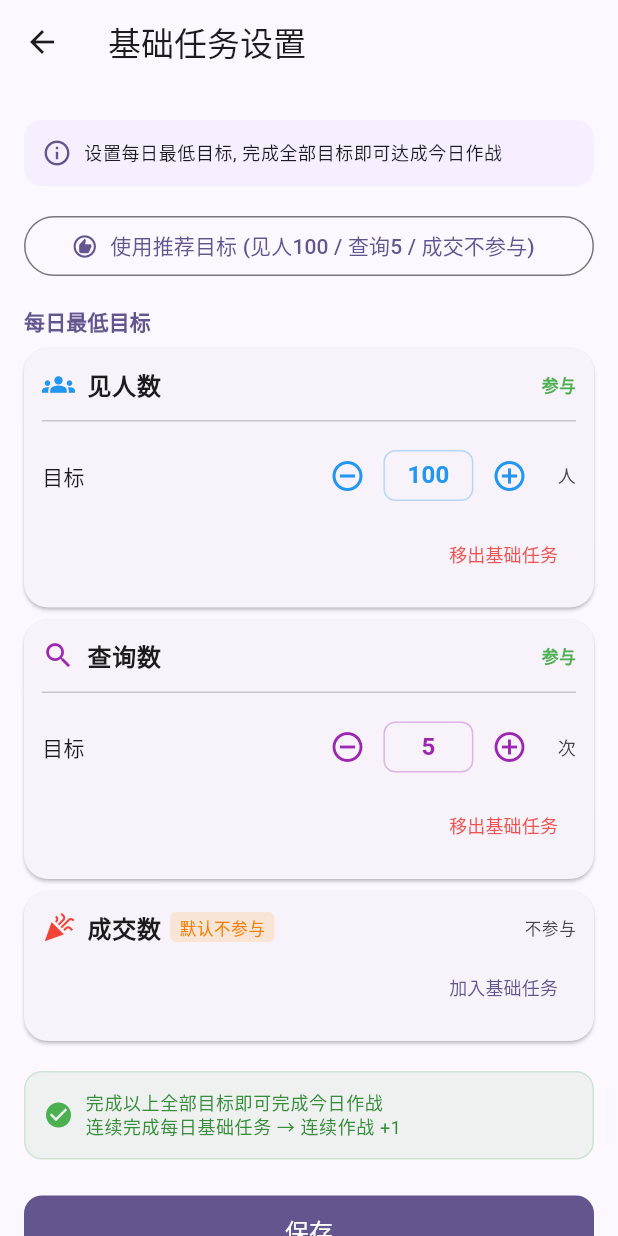
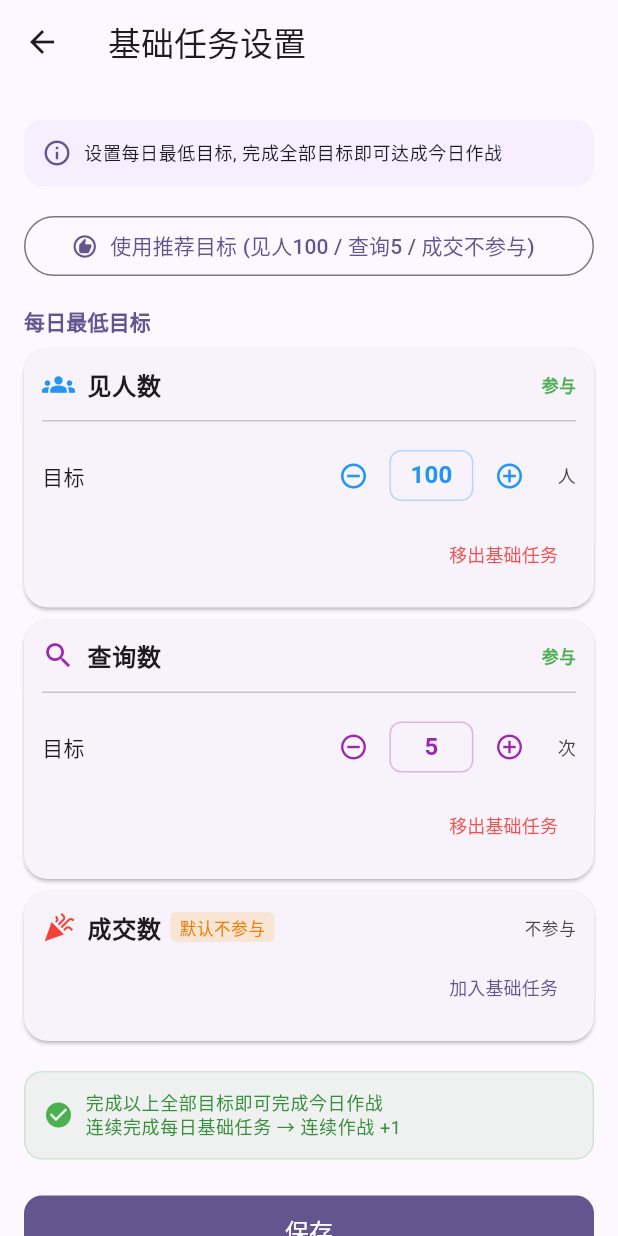
Before and after one commit to SurplusFate/sales-quest, a Flutter app: the screen it shows after launch, after a tap on the "settings" icon, on a phone screen of 412 x 824 dp. Run offline on Flutter 3.47's test engine with Material 3 defaults, Android fonts, the light colour scheme and no system bars; our stand-ins replace drift, flutter_riverpod, go_router; accounts and stored records are empty; generated files the repository leaves out were written again.

Commit message:
fix: 修复首页卡片纵向溢出 + 任务配置页横向溢出
_EditableStatCard:
- 固定高度95→116只是粗暴加大, 未解决根本问题
- 改为 BoxConstraints(minHeight:88) + mainAxisSize.min
- Icon 20→18, headlineMedium→headlineSmall
- 标签Text包裹Flexible防止横向溢出

_MetricConfigCard:
- IconButton默认48px在窄屏溢出
- 添加constraints(36x36)+iconSize(20)+padding.zero
- 数字框60→56

```diff
--- a/lib/ui/home/home_page.dart
+++ b/lib/ui/home/home_page.dart
@@ -464,22 +464,23 @@ class _EditableStatCard extends StatelessWidget {
         onTap: onTap,
         borderRadius: BorderRadius.circular(14),
         child: Container(
-          height: 116,
-          padding: const EdgeInsets.symmetric(vertical: 10, horizontal: 4),
+          constraints: const BoxConstraints(minHeight: 88),
+          padding: const EdgeInsets.symmetric(vertical: 8, horizontal: 4),
           decoration: BoxDecoration(
             borderRadius: BorderRadius.circular(14),
             border: Border.all(color: color.withValues(alpha: 0.25), width: 1.5),
           ),
           child: Column(
+            mainAxisSize: MainAxisSize.min,
             mainAxisAlignment: MainAxisAlignment.center,
             children: [
-              Icon(icon, color: color, size: 20),
+              Icon(icon, color: color, size: 18),
               const SizedBox(height: 4),
               FittedBox(
                 fit: BoxFit.scaleDown,
                 child: Text(
                   '$value',
-                  style: theme.textTheme.headlineMedium?.copyWith(
+                  style: theme.textTheme.headlineSmall?.copyWith(
                     fontWeight: FontWeight.bold,
                     color: color,
                   ),
@@ -489,7 +490,13 @@ class _EditableStatCard extends StatelessWidget {
               Row(
                 mainAxisSize: MainAxisSize.min,
                 children: [
-                  Text(label, style: theme.textTheme.labelSmall),
+                  Flexible(
+                    child: Text(
+                      label,
+                      style: theme.textTheme.labelSmall,
+                      overflow: TextOverflow.ellipsis,
+                    ),
+                  ),
                   const SizedBox(width: 2),
                   Icon(Icons.edit, size: 10,
                       color: theme.colorScheme.onSurfaceVariant),
--- a/lib/ui/settings/task_config_page.dart
+++ b/lib/ui/settings/task_config_page.dart
@@ -399,10 +399,14 @@ class _MetricConfigCard extends StatelessWidget {
                         : () => onTargetChanged!(target > 1 ? target - 1 : 1),
                     icon: const Icon(Icons.remove_circle_outline),
                     color: color,
+                    iconSize: 20,
+                    constraints: const BoxConstraints(
+                        minWidth: 36, minHeight: 36),
+                    padding: EdgeInsets.zero,
                   ),
                   // 数字
                   Container(
-                    width: 60,
+                    width: 56,
                     padding: const EdgeInsets.symmetric(vertical: 4),
                     decoration: BoxDecoration(
                       border: Border.all(color: color.withValues(alpha: 0.3)),
@@ -424,6 +428,10 @@ class _MetricConfigCard extends StatelessWidget {
                         : () => onTargetChanged!(target + 1),
                     icon: const Icon(Icons.add_circle_outline),
                     color: color,
+                    iconSize: 20,
+                    constraints: const BoxConstraints(
+                        minWidth: 36, minHeight: 36),
+                    padding: EdgeInsets.zero,
                   ),
                   const SizedBox(width: 8),
                   Text(
```
